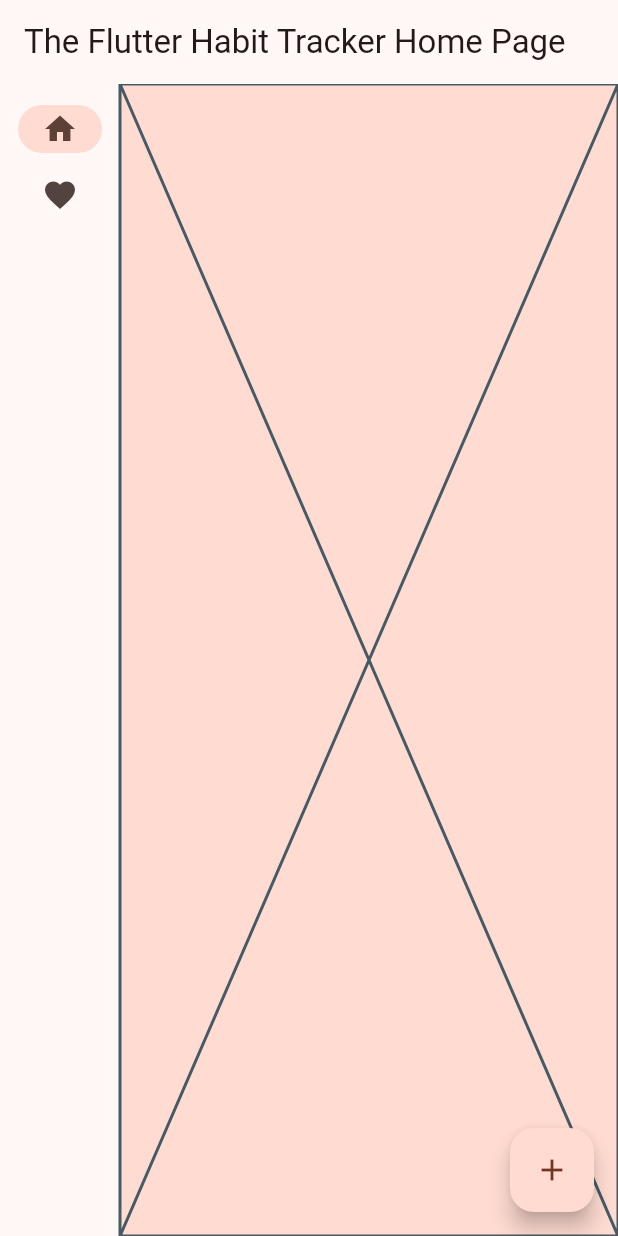
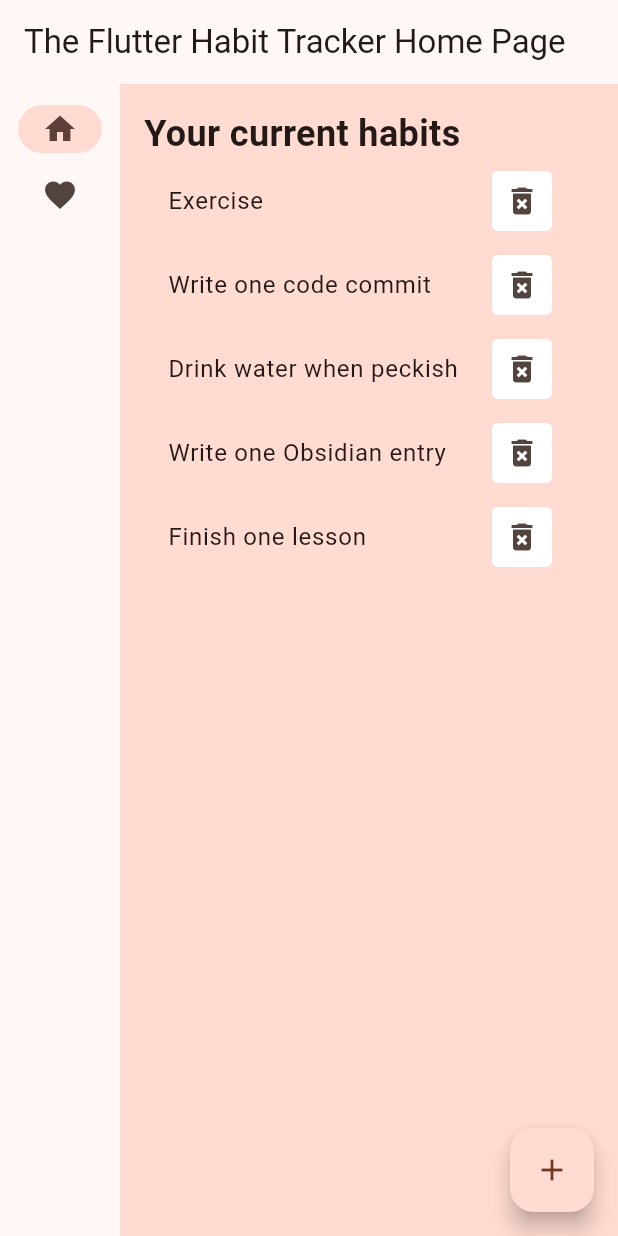
Before and after one commit to chrsrns/habit-tracker-flutter, a Flutter app: the screen it shows after launch, on a phone screen of 412 x 824 dp. Run offline on Flutter 3.47's test engine with Material 3 defaults, Android fonts, the light colour scheme and no system bars.

Commit message:
Added initial implementation of `HabitListPage`
This page should allow the creation, listing, and deletion of habits in the app.

```diff
--- a/lib/main.dart
+++ b/lib/main.dart
@@ -75,7 +75,7 @@ class _MyHomePageState extends State<MyHomePage> {
     Widget page;
     switch (selectedIndex) {
       case 0:
-        page = Placeholder();
+        page = HabitListPage();
         break;
       case 1:
         page = Placeholder();
@@ -133,3 +133,48 @@ class _MyHomePageState extends State<MyHomePage> {
     });
   }
 }
+
+class HabitListPage extends StatelessWidget {
+  const HabitListPage({super.key});
+
+  @override
+  Widget build(BuildContext context) {
+    // TODO Replace with actual data
+    final habitsPlaceholder = [
+      "Exercise",
+      "Write one code commit",
+      "Drink water when peckish",
+      "Write one Obsidian entry",
+      "Finish one lesson"
+    ];
+    return Padding(
+      padding: const EdgeInsets.all(16.0),
+      child: ListView(
+        children: [
+          Text(
+            "Your current habits",
+            style: TextStyle(fontSize: 24, fontWeight: FontWeight.w600),
+          ),
+          ...habitsPlaceholder.map((e) => ListTile(
+              title: Text(e),
+              trailing: Row(
+                mainAxisSize: MainAxisSize.min,
+                children: [
+                  IconButton(
+                    style: ButtonStyle(
+                        backgroundColor:
+                            MaterialStateProperty.all(Colors.white),
+                        shape:
+                            MaterialStateProperty.all<RoundedRectangleBorder>(
+                                RoundedRectangleBorder(
+                                    borderRadius: BorderRadius.circular(4)))),
+                    onPressed: () => print("Button pressed"),
+                    icon: Icon(Icons.delete_forever),
+                  )
+                ],
+              )))
+        ],
+      ),
+    );
+  }
+}
```
